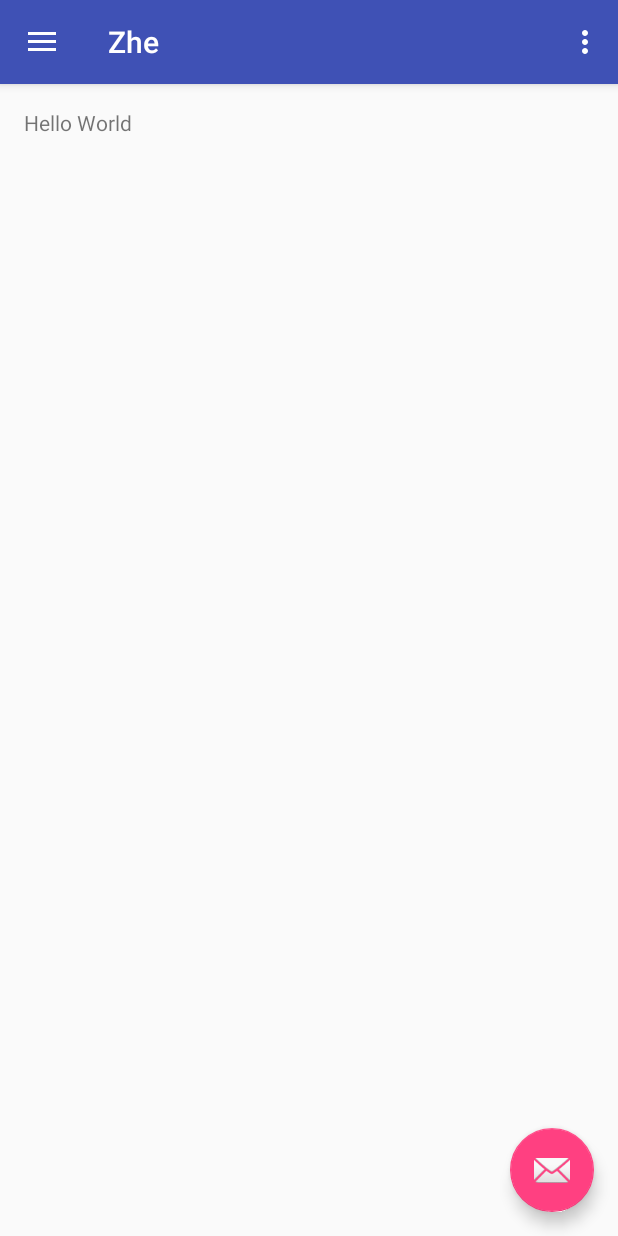
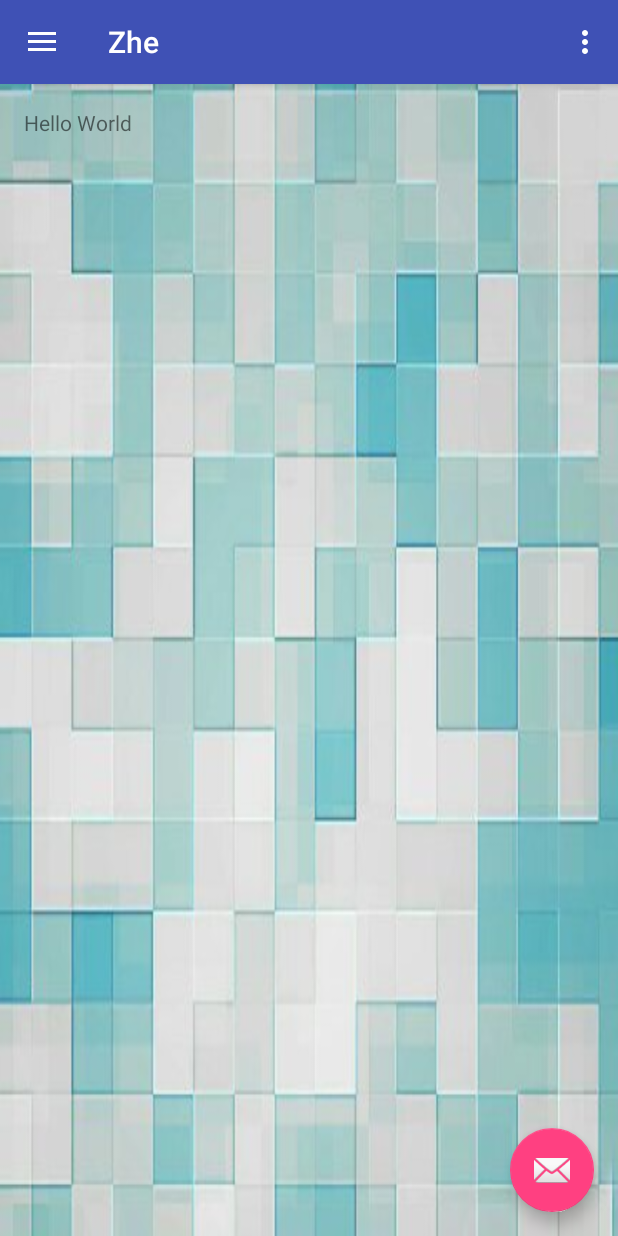
Before and after one commit to yanghedada/pruning, an Android app: the screen it shows after launch (MainActivity), on a phone screen of 412 x 824 dp. Run offline under Robolectric (Android 15) with nearby library versions, the phone set to English and light mode, and no system bars.

Commit message:
add jpg background

```diff
--- a/android/app/src/main/res/layout/app_bar_main.xml
+++ b/android/app/src/main/res/layout/app_bar_main.xml
@@ -4,6 +4,7 @@
     xmlns:tools="http://schemas.android.com/tools"
     android:layout_width="match_parent"
     android:layout_height="match_parent"
+    android:background="@drawable/activity_bg2"
     android:fitsSystemWindows="true"
     tools:context="com.example.zhe.zhe.MainActivity">
 
```
Also changed, not shown: android/app/src/main/res/drawable/activity_bg2.jpg (added).
